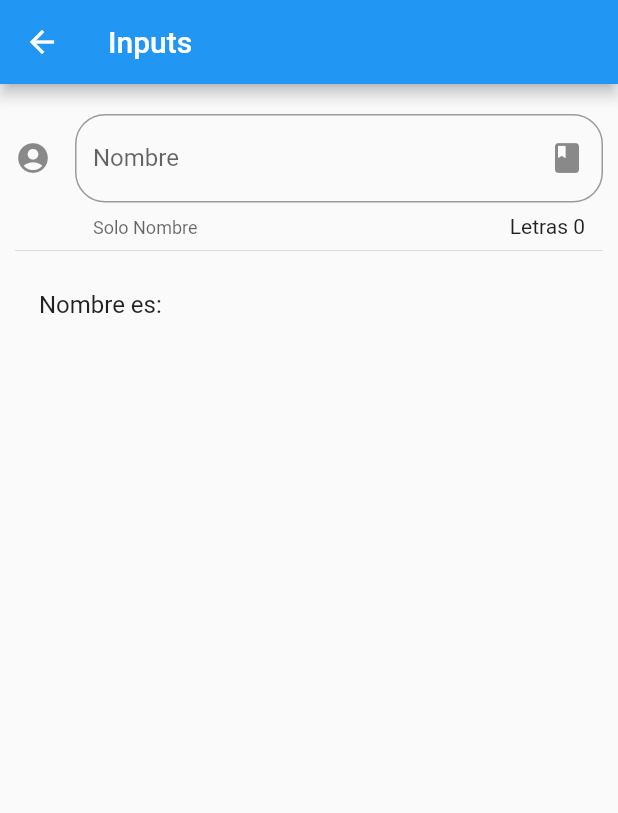
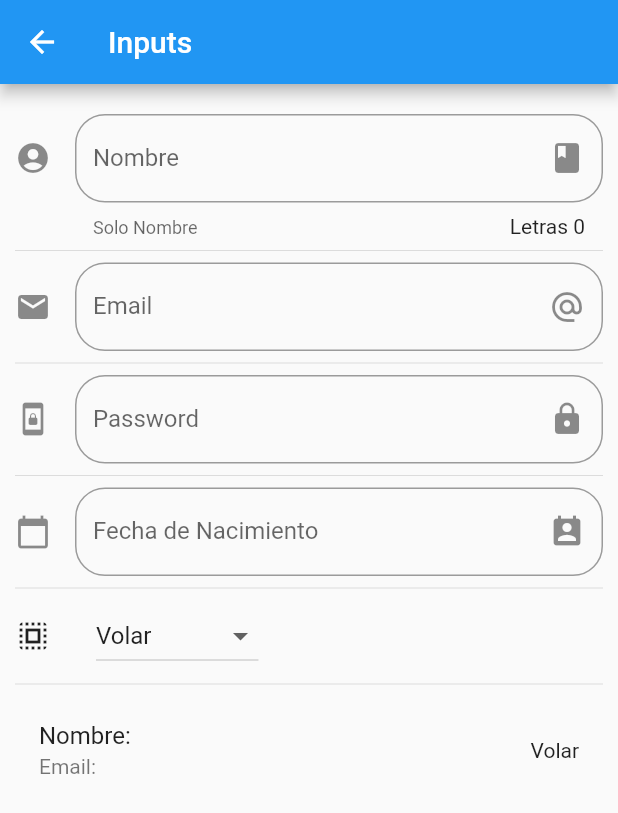
Before and after one commit to 19AlexOrtegaRosas97/app_-Components, a Flutter app: the InputPage screen opened by its route, on a phone screen of 412 x 824 dp. Shown: the top 813 px of the screen. Run offline on Flutter 3.47's test engine with Material 2 defaults, Android fonts, the phone set to English and light mode, and no system bars; network calls fail.

Commit message:
24-04-2020
Finish App Components

```diff
--- a/lib/src/pages/avatar_page.dart
+++ b/lib/src/pages/avatar_page.dart
@@ -11,7 +11,7 @@ class AvatarPage extends StatelessWidget {
           Container(
             padding: EdgeInsets.all(5.0),
             child: CircleAvatar(
-               backgroundImage: NetworkImage('https://cdn.eldeforma.com/wp-content/uploads/2019/09/jordi-nino-polla-2.jpg'),
+               backgroundImage: NetworkImage('https://avatars0.githubusercontent.com/u/35353333?s=460&u=58ff2f7d762d6a047bdfa0eee4142827a97debaf&v=4'),
                radius: 26.0,
             ),
           ),
--- a/lib/src/pages/home_temp.dart
+++ b/lib/src/pages/home_temp.dart
@@ -19,7 +19,7 @@ class HomePageTemp extends StatelessWidget {
     );
   }
 
-  List<Widget> _crearItems() {
+  /*List<Widget> _crearItems() {
     List<Widget> listaWidgets = new List<Widget>();
 
     for (String opc in opciones) {
@@ -31,7 +31,7 @@ class HomePageTemp extends StatelessWidget {
     }
 
     return listaWidgets;
-  }
+  }*/
 
   List<Widget> _crearItemsCorta(){
 
--- a/lib/src/pages/inputs_page.dart
+++ b/lib/src/pages/inputs_page.dart
@@ -6,8 +6,20 @@ class InputPage extends StatefulWidget {
 }
 
 class _InputPageState extends State<InputPage> {
+  String _nombre = '';
+  String _email = '';
+  String _fecha = '';
+  String _opcionSeleccionada = 'Volar';
 
-  String _nombre = '';
+  List<String> _poderes = [
+    'Volar',
+    'Invisibilidad',
+    'Rayos X',
+    'Fuerza',
+    'Mental'
+  ];
+
+  TextEditingController _inputFieldDateController = TextEditingController();
 
   @override
   Widget build(BuildContext context) {
@@ -16,9 +28,17 @@ class _InputPageState extends State<InputPage> {
         title: Text('Inputs'),
       ),
       body: ListView(
-        padding: EdgeInsets.symmetric(horizontal: 10.0,vertical: 20.0),
+        padding: EdgeInsets.symmetric(horizontal: 10.0, vertical: 20.0),
         children: <Widget>[
           _crearInput(),
+          Divider(),
+          _crearEmail(),
+          Divider(),
+          _crearPassword(),
+          Divider(),
+          _crearFecha(context),
+          Divider(),
+          _crearDropdown(),
           Divider(),
           _crearPersona(),
         ],
@@ -36,11 +56,9 @@ class _InputPageState extends State<InputPage> {
           helperText: 'Solo Nombre',
           suffixIcon: Icon(Icons.book),
           icon: Icon(Icons.account_circle),
-        border: OutlineInputBorder(
-          borderRadius: BorderRadius.circular(20.0)
-        )
-      ),
-      onChanged: (valor){
+          border:
+              OutlineInputBorder(borderRadius: BorderRadius.circular(20.0))),
+      onChanged: (valor) {
         setState(() {
           _nombre = valor;
         });
@@ -50,7 +68,104 @@ class _InputPageState extends State<InputPage> {
 
   Widget _crearPersona() {
     return ListTile(
-      title: Text('Nombre es: $_nombre'),
+      title: Text('Nombre: $_nombre'),
+      subtitle: Text('Email: $_email'),
+      trailing: Text(_opcionSeleccionada),
+    );
+  }
+
+  Widget _crearEmail() {
+    return TextField(
+      keyboardType: TextInputType.emailAddress,
+      decoration: InputDecoration(
+          hintText: 'Email',
+          labelText: 'Email',
+          suffixIcon: Icon(Icons.alternate_email),
+          icon: Icon(Icons.email),
+          border:
+              OutlineInputBorder(borderRadius: BorderRadius.circular(20.0))),
+      onChanged: (valor) => setState(() {
+        _email = valor;
+      }),
+    );
+  }
+
+  Widget _crearPassword() {
+    return TextField(
+      obscureText: true,
+      decoration: InputDecoration(
+          hintText: 'Password',
+          labelText: 'Password',
+          suffixIcon: Icon(Icons.lock),
+          icon: Icon(Icons.screen_lock_portrait),
+          border:
+              OutlineInputBorder(borderRadius: BorderRadius.circular(20.0))),
+      onChanged: (valor) => setState(() {}),
+    );
+  }
+
+  Widget _crearFecha(BuildContext context) {
+    return TextField(
+      controller: _inputFieldDateController,
+      enableInteractiveSelection: false,
+      decoration: InputDecoration(
+          hintText: 'Fecha de Nacimiento',
+          labelText: 'Fecha de Nacimiento',
+          suffixIcon: Icon(Icons.perm_contact_calendar),
+          icon: Icon(Icons.calendar_today),
+          border:
+              OutlineInputBorder(borderRadius: BorderRadius.circular(20.0))),
+      onTap: () {
+        FocusScope.of(context).requestFocus(new FocusNode());
+        _selectDate(context);
+      },
+    );
+  }
+
+  _selectDate(BuildContext context) async {
+    DateTime picked = await showDatePicker(
+      context: context,
+      initialDate: new DateTime.now(),
+      firstDate: new DateTime(1900),
+      lastDate: new DateTime(DateTime.now().year + 1),
+      locale: Locale('es', 'MX'),
+    );
+
+    if (picked != null) {
+      setState(() {
+        _fecha = picked.toString();
+        _inputFieldDateController.text = _fecha;
+      });
+    }
+  }
+
+  List<DropdownMenuItem<String>> getOptionsDropdown() {
+    List<DropdownMenuItem<String>> lista = new List();
+
+    _poderes.forEach((poder) {
+      lista.add(DropdownMenuItem(
+        child: Text(poder),
+        value: poder,
+      ));
+    });
+    return lista;
+  }
+
+  Widget _crearDropdown() {
+    return Row(
+      children: <Widget>[
+        Icon(Icons.select_all),
+        SizedBox(width: 30.0),
+        DropdownButton(
+          items: getOptionsDropdown(),
+          value: _opcionSeleccionada,
+          onChanged: (opc) {
+            setState(() {
+              _opcionSeleccionada = opc;
+            });
+          },
+        ),
+      ],
     );
   }
 }
--- a/lib/src/routes/routes.dart
+++ b/lib/src/routes/routes.dart
@@ -4,6 +4,8 @@ import 'package:app_componentes/src/pages/avatar_page.dart';
 import 'package:app_componentes/src/pages/card_pages.dart';
 import 'package:app_componentes/src/pages/home.dart';
 import 'package:app_componentes/src/pages/inputs_page.dart';
+import 'package:app_componentes/src/pages/listView_page.dart';
+import 'package:app_componentes/src/pages/slider_page.dart';
 import 'package:flutter/material.dart';
 
 Map<String, WidgetBuilder> getAplicationRoutes() {
@@ -15,5 +17,7 @@ Map<String, WidgetBuilder> getAplicationRoutes() {
         'card'   : (BuildContext context) => CardPage(),
         'animatedContainer'   : (BuildContext context) => AnimatedContainerPage(),
         'input'  : (BuildContext context) => InputPage(),
+        'slider' : (BuildContext context) => SliderPage(),
+        'list' : (BuildContext context) => ListViewPage(),
       };
 }
--- a/lib/src/utils/icono_strin_util.dart
+++ b/lib/src/utils/icono_strin_util.dart
@@ -7,6 +7,8 @@ final icons = <String,IconData>{
   'folder_open'   : Icons.folder_open,
   'donut_small'   : Icons.donut_small,
   'input'         : Icons.input,
+  'tune'          : Icons.tune,
+  'list'          : Icons.list,
 };
 
 Icon getIcon(String name){
--- a/pubspec.yaml
+++ b/pubspec.yaml
@@ -18,6 +18,8 @@ environment:
 
 dependencies:
   flutter:
+    sdk: flutter
+  flutter_localizations:
     sdk: flutter
 
   # The following adds the Cupertino Icons font to your application.
```
Also changed, not shown: data/menu_opts.json (+10 -0 lines), lib/main.dart (+15 -3 lines), lib/src/pages/listView_page.dart (added, +130 -0 lines), lib/src/pages/slider_page.dart (added, +93 -0 lines), pubspec.lock, 1 other file. Lines whose indentation alone changed are shown as unchanged.
